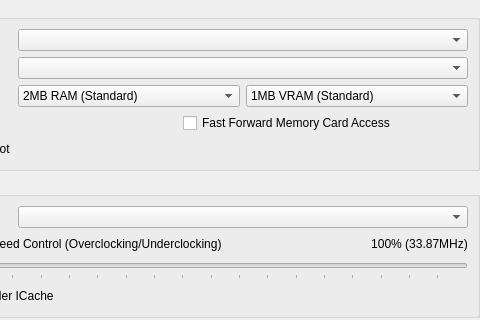
stenzek/duckstation, file src/duckstation-qt/consolesettingswidget.ui: the form before one commit; both pictures show x 120 to 600 and y 0 to 320 of the 600 by 520 pixel window.
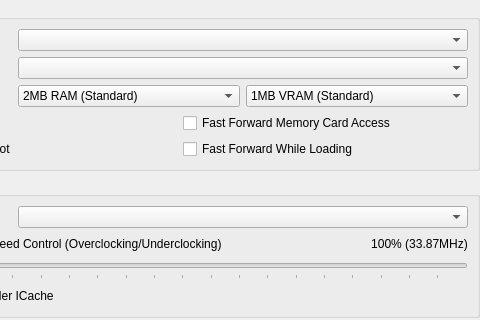
The form after the commit. Icons and pictures are not drawn.

Commit message:
System: Add Fast Forward While Loading option
Fast forwards when the game stops flipping while the CD is still delivering data sectors.

Patch:
```diff
--- a/src/duckstation-qt/consolesettingswidget.ui
+++ b/src/duckstation-qt/consolesettingswidget.ui
@@ -177,6 +177,13 @@
           </property>
          </widget>
         </item>
+        <item row="1" column="1">
+         <widget class="QCheckBox" name="fastForwardLoading">
+          <property name="text">
+           <string>Fast Forward While Loading</string>
+          </property>
+         </widget>
+        </item>
        </layout>
       </item>
      </layout>
```
The commit also changes 10 other files.
